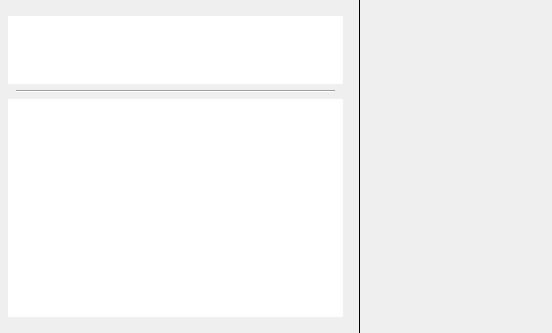
Qt form client/src/ui/widgets/properties/accessible_resources_widget.ui (networkoptix/nx_open) before a commit.
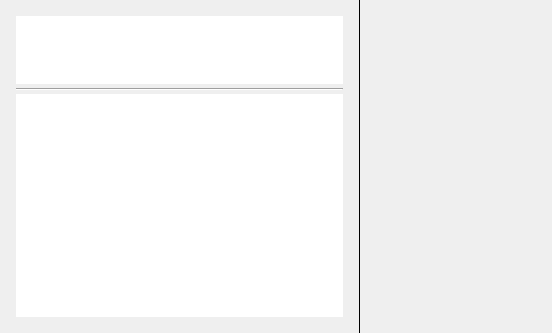
The same form after that commit. Custom widgets are drawn as their Qt base class.

What changed in the file:
```diff
--- a/client/src/ui/widgets/properties/accessible_resources_widget.ui
+++ b/client/src/ui/widgets/properties/accessible_resources_widget.ui
@@ -29,8 +29,11 @@
    <item>
     <widget class="QWidget" name="resourcesListWidget" native="true">
      <layout class="QVBoxLayout" name="resourceListLayout">
+      <property name="spacing">
+       <number>0</number>
+      </property>
       <property name="leftMargin">
-       <number>8</number>
+       <number>16</number>
       </property>
       <property name="topMargin">
        <number>16</number>
@@ -82,24 +85,17 @@
        </widget>
       </item>
       <item>
-       <layout class="QVBoxLayout" name="verticalLayout_2">
-        <property name="spacing">
-         <number>0</number>
+       <widget class="Line" name="line">
+        <property name="minimumSize">
+         <size>
+          <width>0</width>
+          <height>10</height>
+         </size>
         </property>
-        <property name="leftMargin">
-         <number>8</number>
+        <property name="orientation">
+         <enum>Qt::Horizontal</enum>
         </property>
-        <property name="rightMargin">
-         <number>8</number>
-        </property>
-        <item>
-         <widget class="Line" name="line">
-          <property name="orientation">
-           <enum>Qt::Horizontal</enum>
-          </property>
-         </widget>
-        </item>
-       </layout>
+       </widget>
       </item>
       <item>
        <widget class="QnTreeView" name="resourcesTreeView">
```
